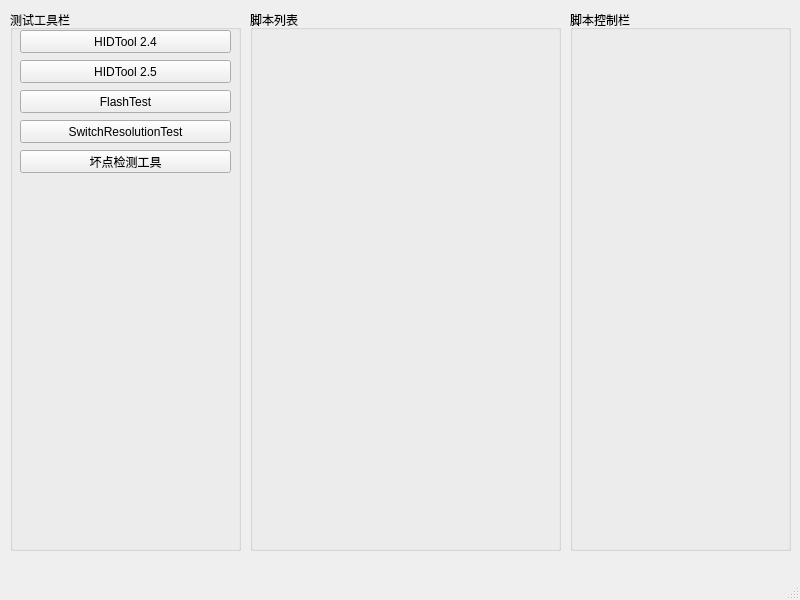
Old version of the form Seevision/TEST_TOOL_BOX/SeevisionToolBox.ui in the repository 792607724/PyQt5Project.
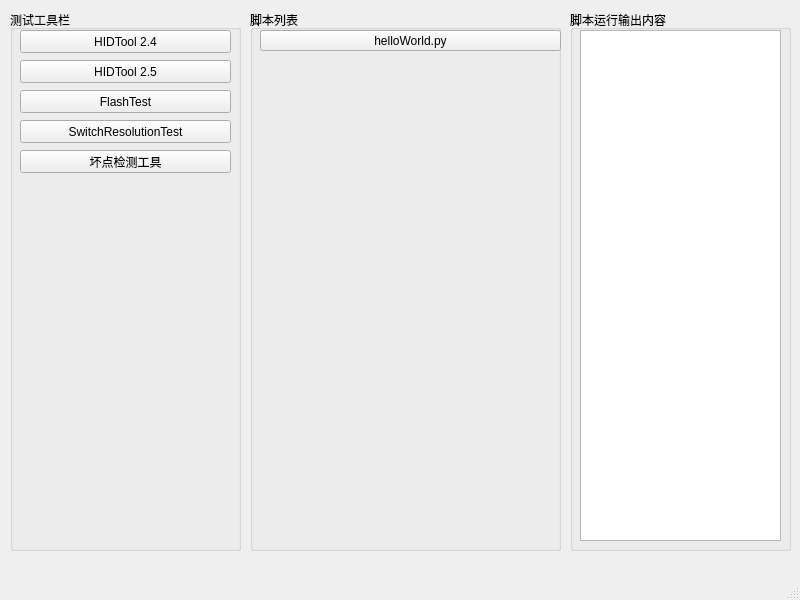
New version of the form. Icons and pictures are not drawn.

Commit message: Add explanation for bad point check pyqt5 tool

```diff
--- a/Seevision/TEST_TOOL_BOX/SeevisionToolBox.ui
+++ b/Seevision/TEST_TOOL_BOX/SeevisionToolBox.ui
@@ -162,6 +162,22 @@
     <property name="title">
      <string>脚本列表</string>
     </property>
+    <widget class="QPushButton" name="btn_Script_HelloWorld">
+     <property name="geometry">
+      <rect>
+       <x>10</x>
+       <y>20</y>
+       <width>301</width>
+       <height>21</height>
+      </rect>
+     </property>
+     <property name="toolTip">
+      <string>点击运行helloWorld.py脚本</string>
+     </property>
+     <property name="text">
+      <string>helloWorld.py</string>
+     </property>
+    </widget>
    </widget>
    <widget class="QGroupBox" name="groupBox_3">
     <property name="geometry">
@@ -173,8 +189,18 @@
      </rect>
     </property>
     <property name="title">
-     <string>脚本控制栏</string>
+     <string>脚本运行输出内容</string>
     </property>
+    <widget class="QPlainTextEdit" name="log_output_EditText">
+     <property name="geometry">
+      <rect>
+       <x>10</x>
+       <y>20</y>
+       <width>201</width>
+       <height>511</height>
+      </rect>
+     </property>
+    </widget>
    </widget>
   </widget>
   <widget class="QMenuBar" name="menubar">
```
Left out of the diff: 3 changed lines with no effect on the pictures. The commit also changes 4 other files.
